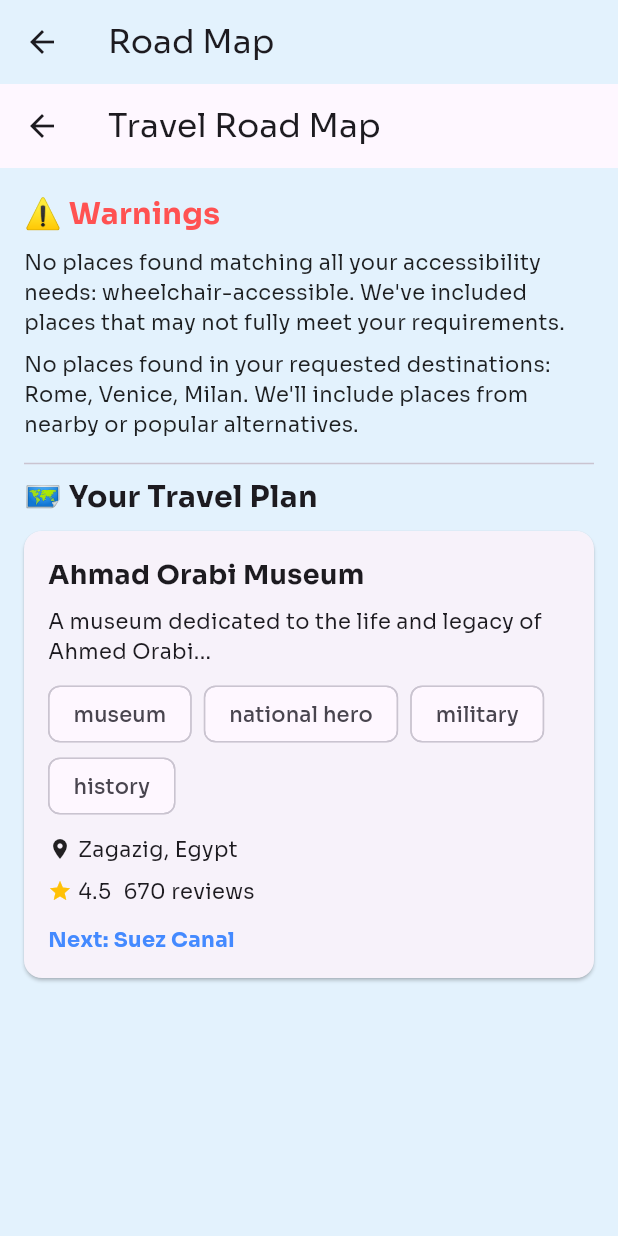
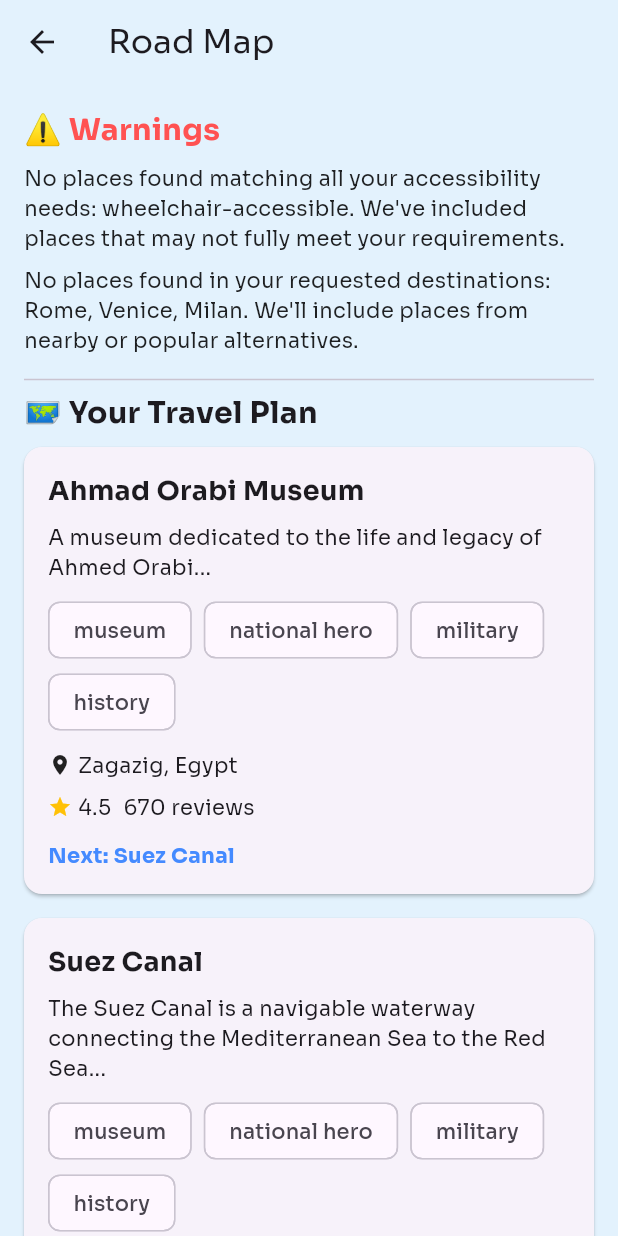
Before and after one commit to 3bary/trek, a Flutter app: the RoadMapView screen opened directly, on a phone screen of 412 x 824 dp. Run offline on Flutter 3.47's test engine with Material 3 defaults, Android fonts, the phone set to English and light mode, and no system bars; our stand-ins replace curved_navigation_bar, dartz, dio, flutter_bloc, font_awesome_flutter, get_it and 3 more.

Commit message:
customize ui

```diff
--- a/lib/features/recommendation/presentation/views/road_map_view.dart
+++ b/lib/features/recommendation/presentation/views/road_map_view.dart
@@ -1,7 +1,6 @@
 import 'package:flutter/material.dart';
 import 'package:greendo/features/recommendation/presentation/views/widgets/road_map_view_body.dart';
 
-import '../../../../core/utils/constants.dart';
 
 class RoadMapView extends StatelessWidget {
   const RoadMapView({super.key});
@@ -10,10 +9,6 @@ class RoadMapView extends StatelessWidget {
   Widget build(BuildContext context) {
     return SafeArea(
       child: Scaffold(
-        appBar: AppBar(
-          title: const Text('Road Map'),
-          backgroundColor: kPrimaryColor,
-        ),
         body: RoadMapViewBody()
       ),
     );
--- a/lib/features/recommendation/presentation/views/widgets/road_map_view_body.dart
+++ b/lib/features/recommendation/presentation/views/widgets/road_map_view_body.dart
@@ -1,4 +1,6 @@
 import 'package:flutter/material.dart';
+
+import '../../../../../core/utils/constants.dart';
 
 class RoadMapViewBody extends StatelessWidget {
   const RoadMapViewBody({super.key});
@@ -7,7 +9,8 @@ class RoadMapViewBody extends StatelessWidget {
   Widget build(BuildContext context) {
     return Scaffold(
       appBar: AppBar(
-        title: const Text('Travel Road Map'),
+        title: const Text('Road Map'),
+        backgroundColor: kPrimaryColor,
       ),
       body: ListView(
           padding: const EdgeInsets.all(16),
@@ -28,18 +31,17 @@ class RoadMapViewBody extends StatelessWidget {
                       warning.message,
                       style: const TextStyle(color: Colors.black87),
                     ),
-                )),
+                  )).toList(), // ف,
                   const Divider(),
                 ],
               ),
-
             // Show Travel Steps
             const Text(
               "🗺️ Your Travel Plan",
               style: TextStyle(fontSize: 20, fontWeight: FontWeight.bold),
             ),
             const SizedBox(height: 8),
-          ...travelSteps.map((step) => TravelStepCard(step: step)),
+            ...travelSteps.map((step) => TravelStepCard(step: step)).toList(),
           ],
         ),
     );
@@ -184,5 +186,23 @@ final List<TravelStep> travelSteps = [
     ),
     nextDestination: "Suez Canal",
   ),
+  TravelStep(
+    place: Place(
+      id: "place009",
+      name: "Suez Canal",
+      category: "historical",
+      tags: ["museum", "national hero", "military", "history"],
+      description: "The Suez Canal is a navigable waterway connecting the Mediterranean Sea to the Red Sea...",
+      city: "Suez",
+      country: "Egypt",
+      accessibility: ["wheelchair-friendly"],
+      averageRating: 4.5,
+      likes: 2800,
+      reviewsCount: 670,
+      appropriateTime: ["October", "November", "March"],
+      budget: "low",
+      groupType: ["family", "solo"],
+    ),
+  )
   // Add more TravelStep dummy data from your JSON...
 ];
```
Lines whose indentation alone changed are shown as unchanged.
